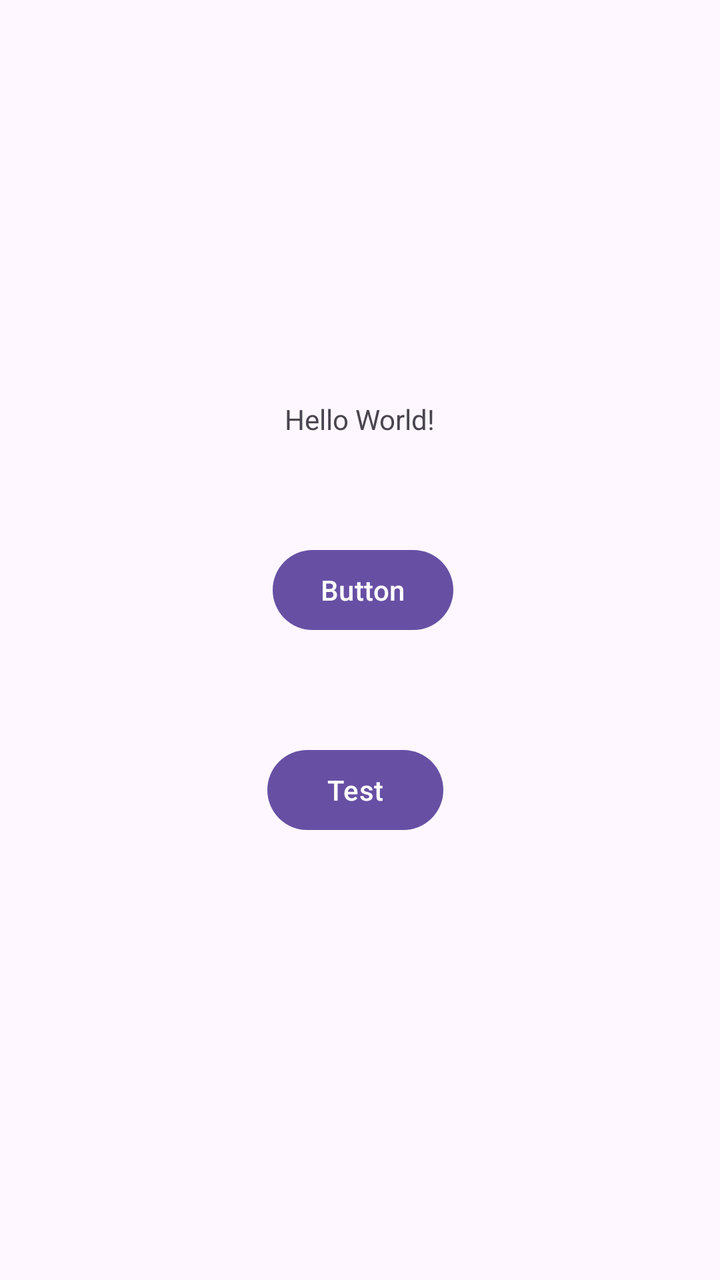
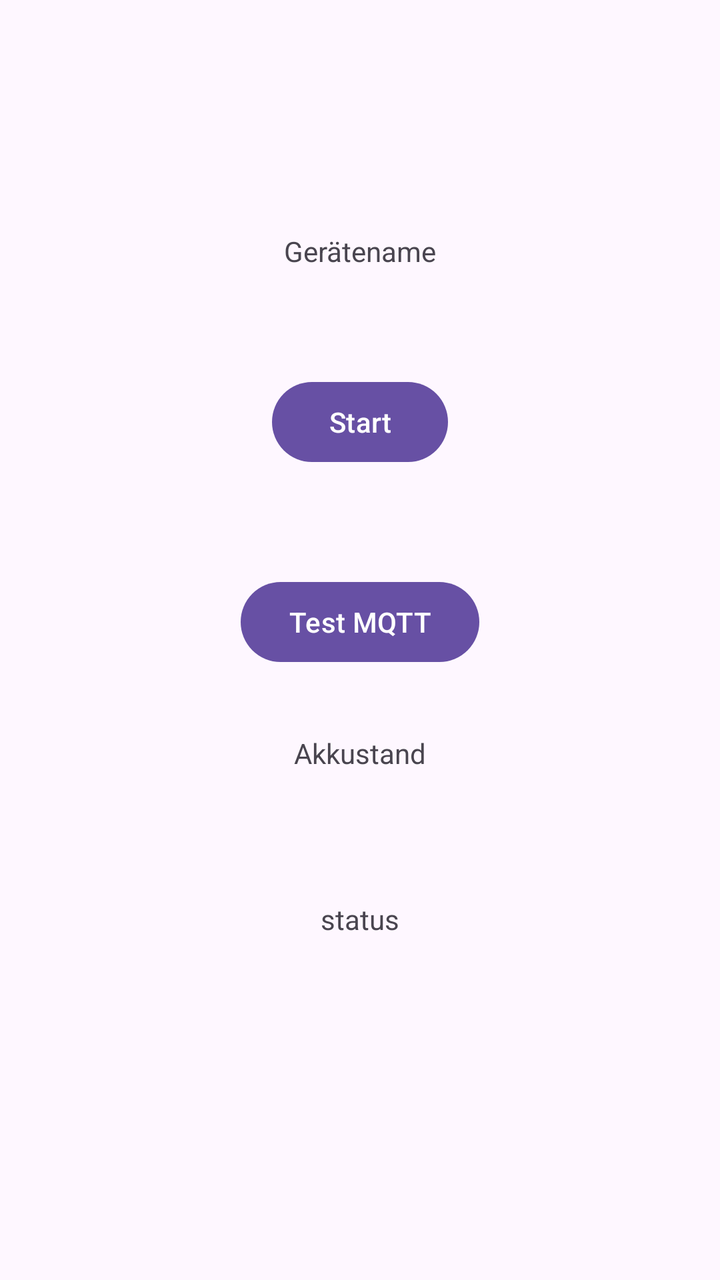

Screens rendered from an Android XML layout before and after an edit, with the pre-edit source and the edit as a unified diff.
<!-- AndroidManifest.xml: application theme Theme.MqttBattmon -->
<!-- res/layout/activity_main.xml -->
<?xml version="1.0" encoding="utf-8"?>
<androidx.constraintlayout.widget.ConstraintLayout xmlns:android="http://schemas.android.com/apk/res/android"
    xmlns:app="http://schemas.android.com/apk/res-auto"
    xmlns:tools="http://schemas.android.com/tools"
    android:id="@+id/main"
    android:layout_width="match_parent"
    android:layout_height="match_parent"
    tools:context=".MainActivity">

    <TextView
        android:id="@+id/textView"
        android:layout_width="wrap_content"
        android:layout_height="wrap_content"
        android:layout_marginTop="200dp"
        android:text="Hello World!"
        app:layout_constraintEnd_toEndOf="parent"
        app:layout_constraintStart_toStartOf="parent"
        app:layout_constraintTop_toTopOf="parent" />

    <Button
        android:id="@+id/btn_Start"
        android:layout_width="wrap_content"
        android:layout_height="wrap_content"
        android:layout_marginStart="162dp"
        android:layout_marginTop="52dp"
        android:layout_marginEnd="159dp"
        android:text="Button"
        app:layout_constraintEnd_toEndOf="parent"
        app:layout_constraintStart_toStartOf="parent"
        app:layout_constraintTop_toBottomOf="@+id/textView" />

    <Button
        android:id="@+id/btn_Test"
        android:layout_width="wrap_content"
        android:layout_height="wrap_content"
        android:layout_marginStart="158dp"
        android:layout_marginTop="52dp"
        android:layout_marginEnd="163dp"
        android:text="Test"
        app:layout_constraintEnd_toEndOf="parent"
        app:layout_constraintStart_toStartOf="parent"
        app:layout_constraintTop_toBottomOf="@+id/btn_Start" />

</androidx.constraintlayout.widget.ConstraintLayout>
<!-- resources referenced by this layout -->
<resources>
  <style name="Theme.MqttBattmon" parent="Base.Theme.MqttBattmon" />
  <style name="Base.Theme.MqttBattmon" parent="Theme.Material3.DayNight.NoActionBar">
          
          
      </style>
</resources>

<!-- the commit's change to res/layout/activity_main.xml (unified diff, before → after) -->
@@ -1,44 +1,62 @@
 <?xml version="1.0" encoding="utf-8"?>
-<androidx.constraintlayout.widget.ConstraintLayout xmlns:android="http://schemas.android.com/apk/res/android"
+<androidx.appcompat.widget.LinearLayoutCompat xmlns:android="http://schemas.android.com/apk/res/android"
     xmlns:app="http://schemas.android.com/apk/res-auto"
     xmlns:tools="http://schemas.android.com/tools"
     android:id="@+id/main"
     android:layout_width="match_parent"
     android:layout_height="match_parent"
-    tools:context=".MainActivity">
+    tools:context=".MainActivity"
+    android:orientation="vertical" >
 
     <TextView
         android:id="@+id/textView"
-        android:layout_width="wrap_content"
+        android:layout_width="match_parent"
         android:layout_height="wrap_content"
-        android:layout_marginTop="200dp"
-        android:text="Hello World!"
-        app:layout_constraintEnd_toEndOf="parent"
-        app:layout_constraintStart_toStartOf="parent"
-        app:layout_constraintTop_toTopOf="parent" />
+        android:layout_marginTop="116dp"
+        android:text="Gerätename"
+        android:gravity="center_horizontal"
+        android:layout_gravity="center_horizontal"/>
 
     <Button
         android:id="@+id/btn_Start"
         android:layout_width="wrap_content"
         android:layout_height="wrap_content"
-        android:layout_marginStart="162dp"
+        android:layout_gravity="center_horizontal"
+
+
         android:layout_marginTop="52dp"
-        android:layout_marginEnd="159dp"
-        android:text="Button"
-        app:layout_constraintEnd_toEndOf="parent"
-        app:layout_constraintStart_toStartOf="parent"
-        app:layout_constraintTop_toBottomOf="@+id/textView" />
+
+        android:text="Start"
+     />
 
     <Button
         android:id="@+id/btn_Test"
         android:layout_width="wrap_content"
         android:layout_height="wrap_content"
-        android:layout_marginStart="158dp"
+
         android:layout_marginTop="52dp"
-        android:layout_marginEnd="163dp"
-        android:text="Test"
-        app:layout_constraintEnd_toEndOf="parent"
-        app:layout_constraintStart_toStartOf="parent"
-        app:layout_constraintTop_toBottomOf="@+id/btn_Start" />
+        android:layout_gravity="center_horizontal"
+        android:text="Test MQTT"
+        />
 
-</androidx.constraintlayout.widget.ConstraintLayout>
+    <TextView
+        android:id="@+id/textViewAkkustand"
+        android:layout_width="match_parent"
+        android:layout_height="wrap_content"
+        android:layout_marginTop="32dp"
+        android:gravity="center"
+        android:layout_gravity="center_horizontal"
+        android:text="Akkustand"
+     />
+
+    <TextView
+        android:id="@+id/textViewStatus"
+        android:layout_width="match_parent"
+        android:layout_height="wrap_content"
+        android:layout_marginTop="64dp"
+        android:text="status"
+        android:gravity="center"
+        android:layout_gravity="center_horizontal"
+    />
+
+</androidx.appcompat.widget.LinearLayoutCompat>
